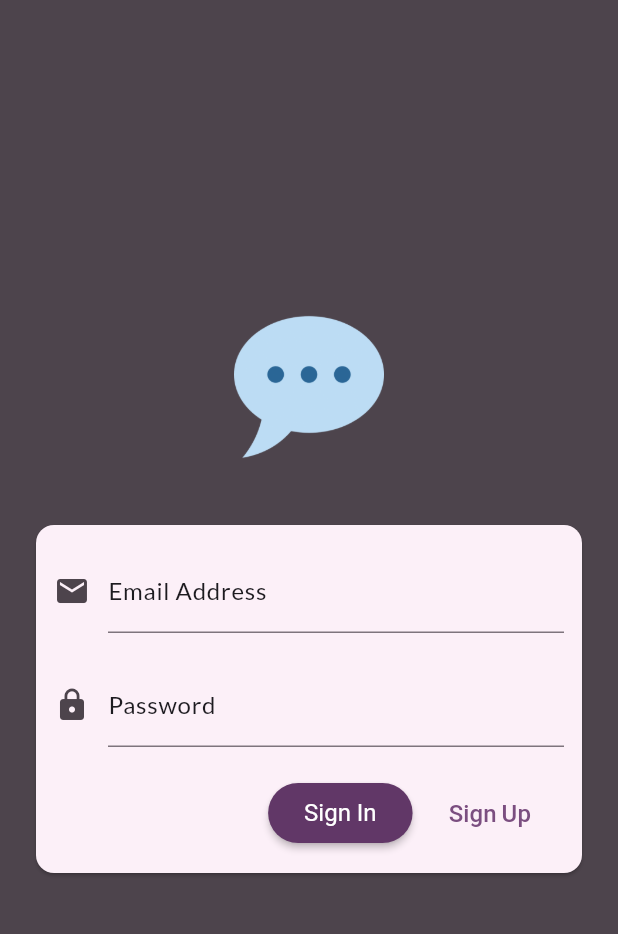
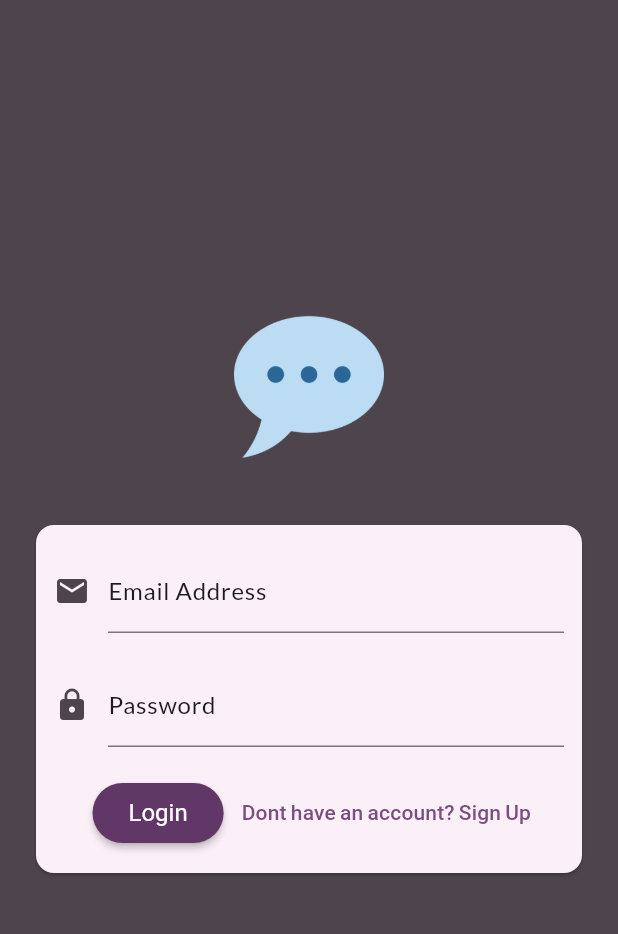
Before and after one commit to fauzanalif13/chat_app, a Flutter app: the screen it shows after launch, on a phone screen of 412 x 824 dp, the part 63-997 px from its top. Run offline on Flutter 3.47's test engine with Material 3 defaults, Android fonts, the phone set to English and light mode, and no system bars; our stand-ins replace firebase_auth, firebase_core, firebase_storage, google_fonts, image_picker; accounts and stored records are empty.

```diff
--- a/lib/screen/auth_screen.dart
+++ b/lib/screen/auth_screen.dart
@@ -2,6 +2,7 @@ import 'dart:io';
 
 import 'package:chat_app/main.dart';
 import 'package:chat_app/widget/user_image_picker.dart';
+import 'package:firebase_storage/firebase_storage.dart';
 import 'package:flutter/material.dart';
 
 ///AUTH FIREBASE
@@ -22,14 +23,15 @@ class _AuthScreenState extends State<AuthScreen> {
   var _isLogin = true;
   var _enteredEmail = '';
   var _enteredPassword = '';
+  var _isAuthenticating = false;
 
   ///STORE PICKED IMAGE
-  File? selectedImage;
+  File? _selectedImage;
 
   void _submit() async {
     final isValid = _formKey.currentState!.validate();
 
-    if (!isValid || !_isLogin && selectedImage == null) {
+    if (!isValid || !_isLogin && _selectedImage == null) {
       ///SHOW ERROR MESSAGE..
       return;
     }
@@ -38,18 +40,34 @@ class _AuthScreenState extends State<AuthScreen> {
     _formKey.currentState!.save();
 
     try {
+      setState(() {
+        _isAuthenticating = true;
+      });
+
       if (_isLogin) {
         /// USER LOGS IN
-        final userCredential = _firebase.signInWithEmailAndPassword(
+        final userCredential = await _firebase.signInWithEmailAndPassword(
             email: _enteredEmail, password: _enteredPassword);
       } else {
         ///USER SIGN UP
-        final userCredential = _firebase.createUserWithEmailAndPassword(
+        final userCredential = await _firebase.createUserWithEmailAndPassword(
             email: _enteredEmail, password: _enteredPassword);
+
+        ///STORAGE UPLOAD IMAGE
+        final storageRef = FirebaseStorage.instance
+            .ref()
+            .child('user_images')
+            .child('${userCredential.user!.uid}.jpg');
+
+        ///UPLOAD IMAGE TO FIREBASE
+        await storageRef.putFile(_selectedImage!);
+        final imageUrl = await storageRef.getDownloadURL();
+        debugPrint(imageUrl);
+
         ScaffoldMessenger.of(context).clearSnackBars();
         ScaffoldMessenger.of(context).showSnackBar(
           SnackBar(
-            content: Text('Signed'),
+            content: Text('Success Signed in'),
             duration: Duration(seconds: 3),
           ),
         );
@@ -69,6 +87,10 @@ class _AuthScreenState extends State<AuthScreen> {
     ///SEND TO FIREBASE
     debugPrint(_enteredEmail);
     debugPrint(_enteredPassword);
+
+    setState(() {
+      _isAuthenticating = false;
+    });
   }
 
   @override
@@ -105,7 +127,7 @@ class _AuthScreenState extends State<AuthScreen> {
                           if (!_isLogin)
                             UserImagePicker(
                               onPickedImage: (pickedImage) {
-                                selectedImage = pickedImage;
+                                _selectedImage = pickedImage;
                               },
                             ),
 
@@ -182,13 +204,15 @@ class _AuthScreenState extends State<AuthScreen> {
                               _enteredPassword = value!;
                             },
                           ),
-                          Row(
+                          _isAuthenticating
+                              ? CircularProgressIndicator()
+                              : Row(
                                   mainAxisAlignment: MainAxisAlignment.end,
-                            spacing: 12,
                                   children: [
                                     ElevatedButton(
                                       onPressed: _submit,
-                                child: Text(_isLogin ? 'Sign In' : 'Sign Up'),
+                                      child:
+                                          Text(_isLogin ? 'Login' : 'Sign Up'),
                                     ),
                                     Padding(
                                       padding: const EdgeInsets.only(right: 10),
@@ -199,9 +223,11 @@ class _AuthScreenState extends State<AuthScreen> {
                                           });
                                         },
                                         child: Text(
-                                    _isLogin ? 'Sign Up' : 'Login',
+                                          _isLogin
+                                              ? 'Dont have an account? Sign Up'
+                                              : 'Already have an account? Login!',
                                           style: TextStyle(
-                                      fontSize: 16,
+                                            fontSize: 14,
                                             fontFamily:
                                                 textTheme.bodyLarge.toString(),
                                           ),
```
Lines whose indentation alone changed are shown as unchanged.
